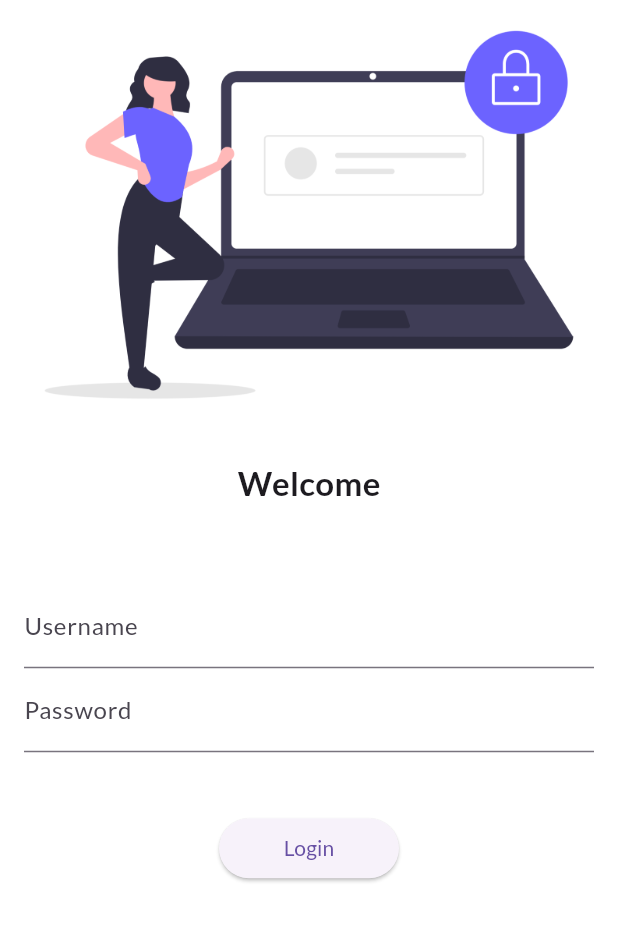
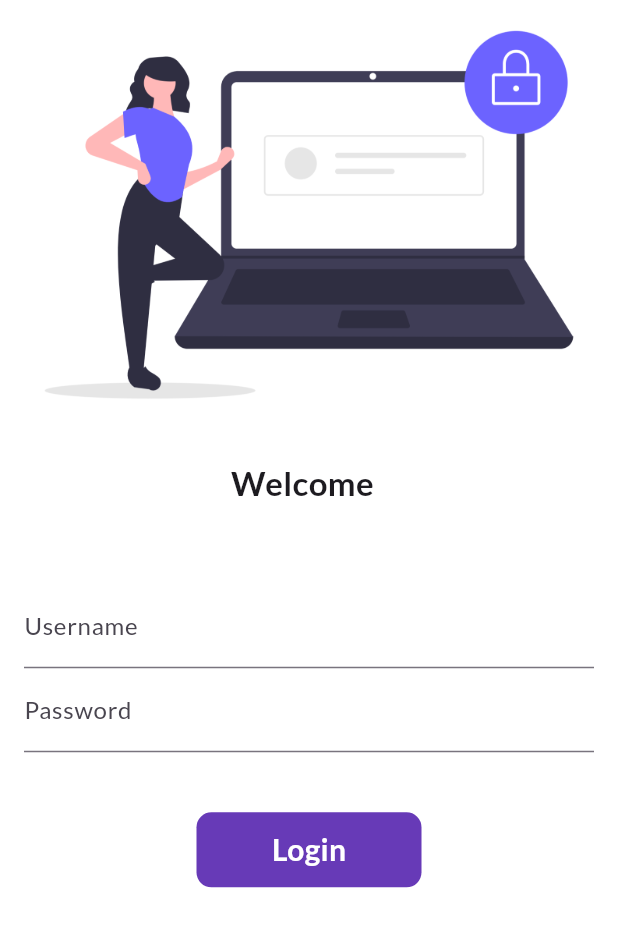
Before and after one commit to SumitPawar707/30DaysOfFlutter, a Flutter app: the screen it shows after launch, on a phone screen of 412 x 824 dp. Shown: the top 927 px of the screen. Run offline on Flutter 3.47's test engine with Material 3 defaults, Android fonts, the phone set to English and light mode, and no system bars; our stand-ins replace google_fonts.

Commit message:
Day 6 Completed

```diff
--- a/lib/pages/login_page.dart
+++ b/lib/pages/login_page.dart
@@ -1,8 +1,16 @@
 import 'package:flutter/material.dart';
 import 'package:flutter_catalog/utils/routes.dart';
 
-class LoginPage extends StatelessWidget {
+class LoginPage extends StatefulWidget {
   const LoginPage({super.key});
+
+  @override
+  State<LoginPage> createState() => _LoginPageState();
+}
+
+class _LoginPageState extends State<LoginPage> {
+  String name = "";
+  bool changeButton = false;
 
   @override
   Widget build(BuildContext context) {
@@ -18,7 +26,7 @@ class LoginPage extends StatelessWidget {
             SizedBox(
               height: 20.0,
             ),
-            Text("Welcome",
+            Text("Welcome $name ",
                 style: TextStyle(
                   fontWeight: FontWeight.bold,
                   fontSize: 22,
@@ -32,25 +40,63 @@ class LoginPage extends StatelessWidget {
               child: Column(
                 children: [
                   TextFormField(
-                    decoration: InputDecoration(
-                        hintText: "Username", label: Text("Username")),
+                    decoration: const InputDecoration(
+                      hintText: "Username",
+                      label: Text("Username"),
+                    ),
+                    onChanged: (value) {
+                      name = value;
+                      setState(() {});
+                    },
                   ),
                   TextFormField(
                     obscureText:
                         true, //It is used to hide password when password filling
-                    decoration: InputDecoration(
+                    decoration: const InputDecoration(
                         hintText: "Password", label: Text("Password")),
                   ),
-                  SizedBox(
+                  const SizedBox(
                     height: 40.0,
                   ),
-                  ElevatedButton(
-                    onPressed: () {
+                  InkWell(
+                    onTap: () async{
+                      setState(() {
+                        changeButton = true;
+                      });
+                      await Future.delayed(Duration(seconds: 1));
                       Navigator.pushNamed(context, MyRoutes.homeRoute);
                     },
-                    child: Text("Login"),
-                    style: TextButton.styleFrom(minimumSize: Size(120, 40)),
-                  ),
+                    child: AnimatedContainer(
+                      duration: Duration(seconds: 1),
+                      width: changeButton?50: 150,
+                      height: 50,
+                      alignment: Alignment.center,
+                      child: changeButton?
+                            Icon(
+                              Icons.done,
+                              color: Colors.white,
+                            ): Text(
+                        "Login",
+                        style: TextStyle(
+                          fontWeight: FontWeight.bold,
+                          fontSize: changeButton?10:20,
+                          color: Colors.white,
+                        ),
+                      ),
+                      decoration: BoxDecoration(
+                        color: Colors.deepPurple,
+                        borderRadius: BorderRadius.circular(changeButton?30:10),
+                      ),
+                    ),
+                  )
+                  // ElevatedButton(
+                  //   onPressed: () {
+                  //     Navigator.pushNamed(context, MyRoutes.homeRoute);
+                  //   },
+                  //   style:
+                  //       TextButton.styleFrom(minimumSize: const Size(120, 40)),
+                  //   child: Text("Login"),
+                  // ),
                 ],
               ),
             )
```
